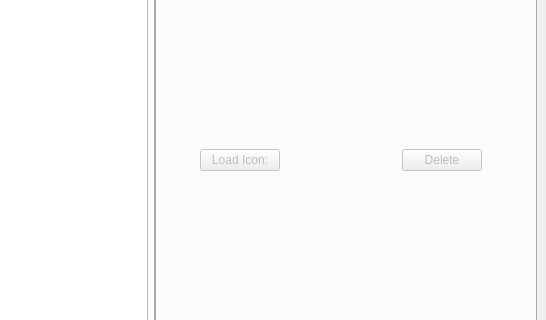
This is src/qisit/qt/dataeditor/ui/data_editor.ui in mnowiasz/qisit as Qt 5 draws it before an edit; both pictures show x 189 to 735 and y 141 to 461 of the 735 by 552 pixel window. The edited form follows.
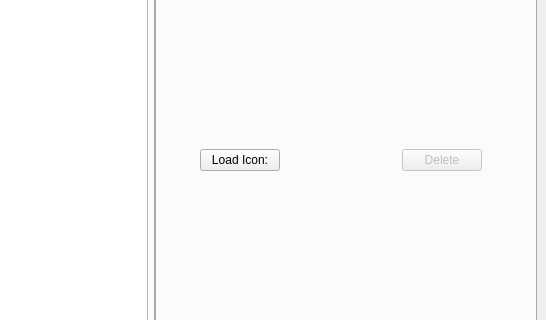
This is the edited form. The open tabs and pages were chosen to show the change. Icons and pictures are not drawn.

Commit message: Loadicons/delete icons are now working. Massive refactoring/code cleanup necessary

```diff
--- a/src/qisit/qt/dataeditor/ui/data_editor.ui
+++ b/src/qisit/qt/dataeditor/ui/data_editor.ui
@@ -112,7 +112,7 @@
                   <item>
                    <widget class="QPushButton" name="loadIconButton">
                     <property name="enabled">
-                     <bool>false</bool>
+                     <bool>true</bool>
                     </property>
                     <property name="sizePolicy">
                      <sizepolicy hsizetype="Fixed" vsizetype="Fixed">
```
Left out of the diff: 3 changed lines with no effect on the pictures. The commit also changes 2 other files.
